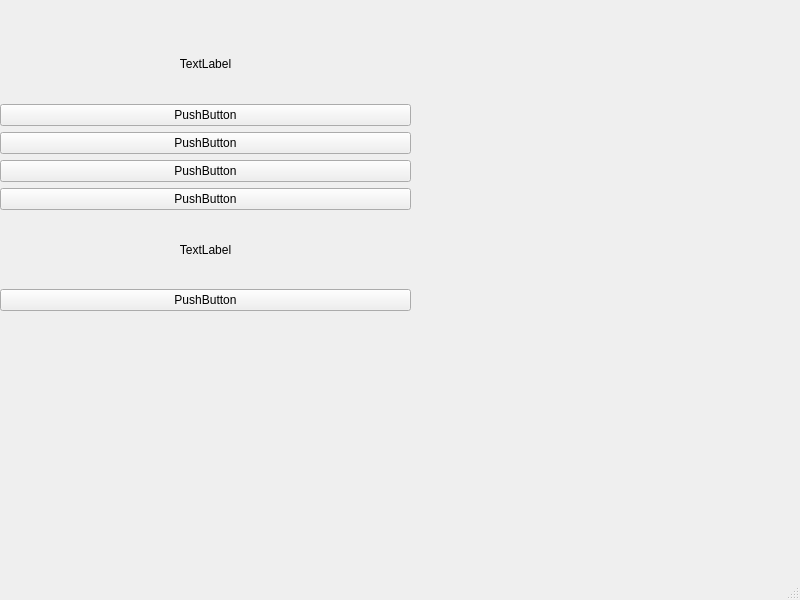
Before: the Qt Designer form my_design.ui in KuznetsovaViktoria/Discover_China_1_Personal_Project, drawn with Qt 5.
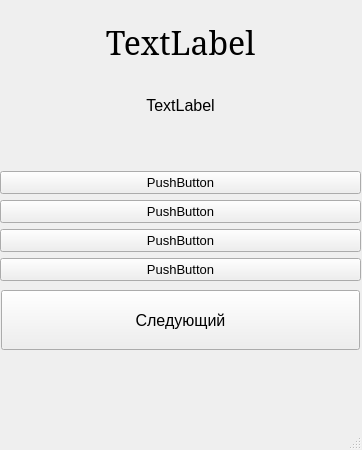
After: the same form once the commit is applied.

Commit message: finished working on the first game mode pinyin selection by hieroglyph perfect colors buttons are adjusting size with the window

```diff
--- a/my_design.ui
+++ b/my_design.ui
@@ -6,8 +6,8 @@
    <rect>
     <x>0</x>
     <y>0</y>
-    <width>800</width>
-    <height>600</height>
+    <width>362</width>
+    <height>450</height>
    </rect>
   </property>
   <property name="windowTitle">
@@ -18,24 +18,69 @@
     <property name="geometry">
      <rect>
       <x>0</x>
-      <y>30</y>
-      <width>411</width>
-      <height>281</height>
+      <y>20</y>
+      <width>361</width>
+      <height>261</height>
      </rect>
     </property>
     <layout class="QVBoxLayout" name="verticalLayout">
      <item>
       <widget class="QLabel" name="question">
+       <property name="minimumSize">
+        <size>
+         <width>0</width>
+         <height>60</height>
+        </size>
+       </property>
+       <property name="font">
+        <font>
+         <family>SimSun</family>
+         <pointsize>24</pointsize>
+        </font>
+       </property>
        <property name="text">
         <string>TextLabel</string>
        </property>
        <property name="alignment">
-        <set>Qt::AlignCenter</set>
+        <set>Qt::AlignHCenter|Qt::AlignTop</set>
+       </property>
+       <property name="margin">
+        <number>10</number>
+       </property>
+      </widget>
+     </item>
+     <item>
+      <widget class="QLabel" name="result">
+       <property name="minimumSize">
+        <size>
+         <width>0</width>
+         <height>60</height>
+        </size>
+       </property>
+       <property name="font">
+        <font>
+         <pointsize>12</pointsize>
+         <kerning>true</kerning>
+        </font>
+       </property>
+       <property name="text">
+        <string>TextLabel</string>
+       </property>
+       <property name="alignment">
+        <set>Qt::AlignHCenter|Qt::AlignTop</set>
+       </property>
+       <property name="margin">
+        <number>10</number>
        </property>
       </widget>
      </item>
      <item>
       <widget class="QPushButton" name="option_1">
+       <property name="font">
+        <font>
+         <pointsize>10</pointsize>
+        </font>
+       </property>
        <property name="text">
         <string>PushButton</string>
        </property>
@@ -43,6 +88,11 @@
      </item>
      <item>
       <widget class="QPushButton" name="option_2">
+       <property name="font">
+        <font>
+         <pointsize>10</pointsize>
+        </font>
+       </property>
        <property name="text">
         <string>PushButton</string>
        </property>
@@ -50,6 +100,11 @@
      </item>
      <item>
       <widget class="QPushButton" name="option_3">
+       <property name="font">
+        <font>
+         <pointsize>10</pointsize>
+        </font>
+       </property>
        <property name="text">
         <string>PushButton</string>
        </property>
@@ -57,23 +112,32 @@
      </item>
      <item>
       <widget class="QPushButton" name="option_4">
+       <property name="font">
+        <font>
+         <pointsize>10</pointsize>
+        </font>
+       </property>
        <property name="text">
         <string>PushButton</string>
        </property>
       </widget>
      </item>
-     <item>
-      <widget class="QLabel" name="result">
-       <property name="text">
-        <string>TextLabel</string>
-       </property>
-       <property name="alignment">
-        <set>Qt::AlignCenter</set>
-       </property>
-      </widget>
-     </item>
-     <item>
+    </layout>
+   </widget>
       <widget class="QPushButton" name="nextq">
+    <property name="geometry">
+     <rect>
+      <x>1</x>
+      <y>290</y>
+      <width>359</width>
+      <height>60</height>
+     </rect>
+    </property>
+    <property name="font">
+     <font>
+      <pointsize>12</pointsize>
+     </font>
+    </property>
        <property name="acceptDrops">
         <bool>false</bool>
        </property>
@@ -84,7 +148,7 @@
         <set>Qt::ImhHiddenText</set>
        </property>
        <property name="text">
-        <string>PushButton</string>
+     <string>Следующий</string>
        </property>
        <property name="autoDefault">
         <bool>false</bool>
@@ -96,8 +160,16 @@
         <bool>false</bool>
        </property>
       </widget>
-     </item>
-    </layout>
+   <widget class="QWidget" name="verticalLayoutWidget_2">
+    <property name="geometry">
+     <rect>
+      <x>0</x>
+      <y>20</y>
+      <width>361</width>
+      <height>331</height>
+     </rect>
+    </property>
+    <layout class="QVBoxLayout" name="verticalLayout_2"/>
    </widget>
   </widget>
   <widget class="QMenuBar" name="menubar">
```
Left out of the diff: 2 changed lines with no effect on the pictures. Lines whose indentation alone changed are shown as unchanged. The commit also changes 3 other files.
